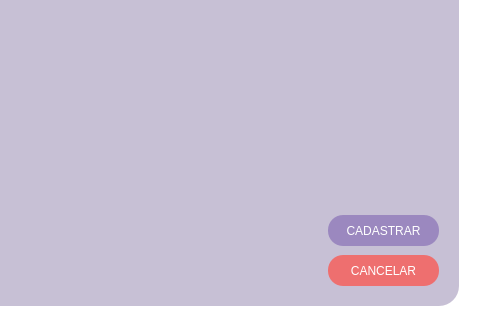
brenoafsa/VeterinaryScheduleSystem, file VeterinaryScheduleSystem/cadastropet.ui: the form before one commit; both pictures show x 822 to 1302 and y 295 to 619 of the 1302 by 619 pixel window.
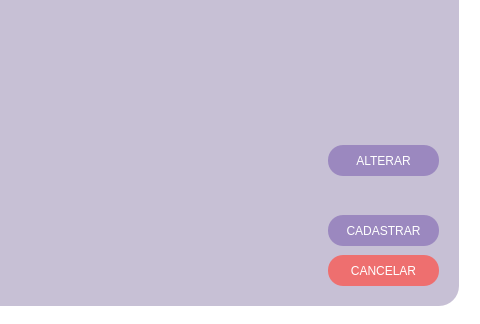
The form after the commit. Icons and pictures are not drawn.

Commit message: Criação da tela de alterar dados dos pets

What changed in the file:
```diff
--- a/VeterinaryScheduleSystem/cadastropet.ui
+++ b/VeterinaryScheduleSystem/cadastropet.ui
@@ -563,6 +563,26 @@
      </item>
     </layout>
    </widget>
+   <widget class="QPushButton" name="telaButton">
+    <property name="geometry">
+     <rect>
+      <x>840</x>
+      <y>240</y>
+      <width>111</width>
+      <height>31</height>
+     </rect>
+    </property>
+    <property name="styleSheet">
+     <string notr="true">background-color: #9B88BF;
+font: 700 15pt &quot;System&quot;;
+border-radius: 15px;
+padding: 5px;
+color: #ffffff</string>
+    </property>
+    <property name="text">
+     <string>ALTERAR</string>
+    </property>
+   </widget>
   </widget>
  </widget>
  <resources>
```
The commit also changes 8 other files.
